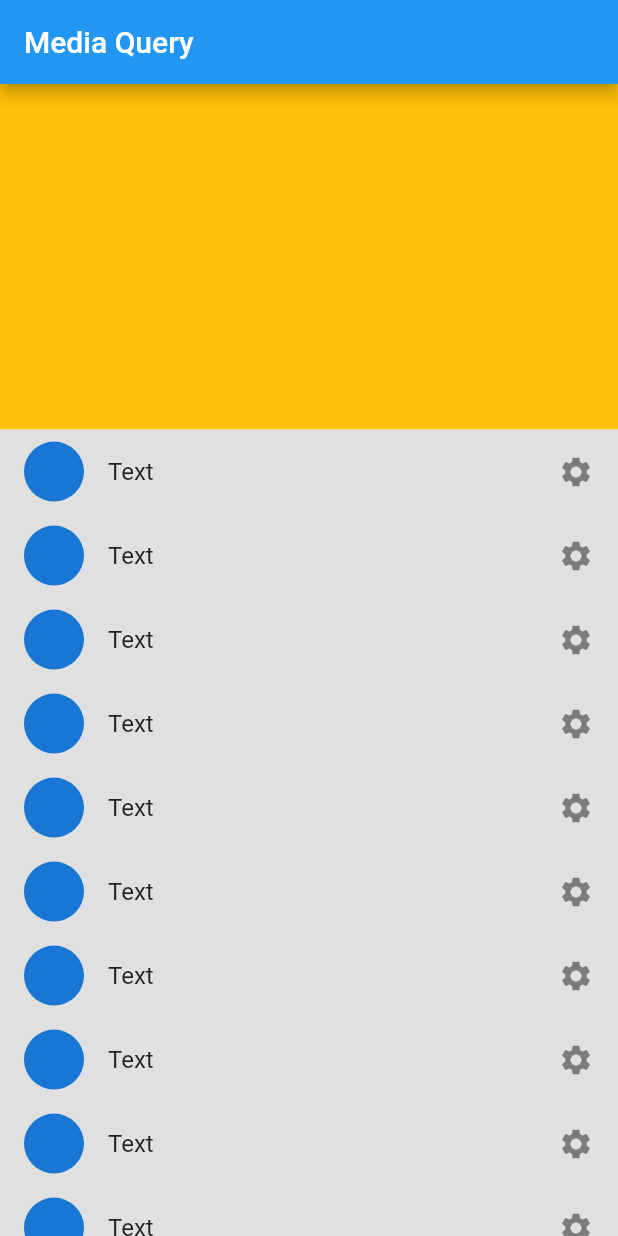
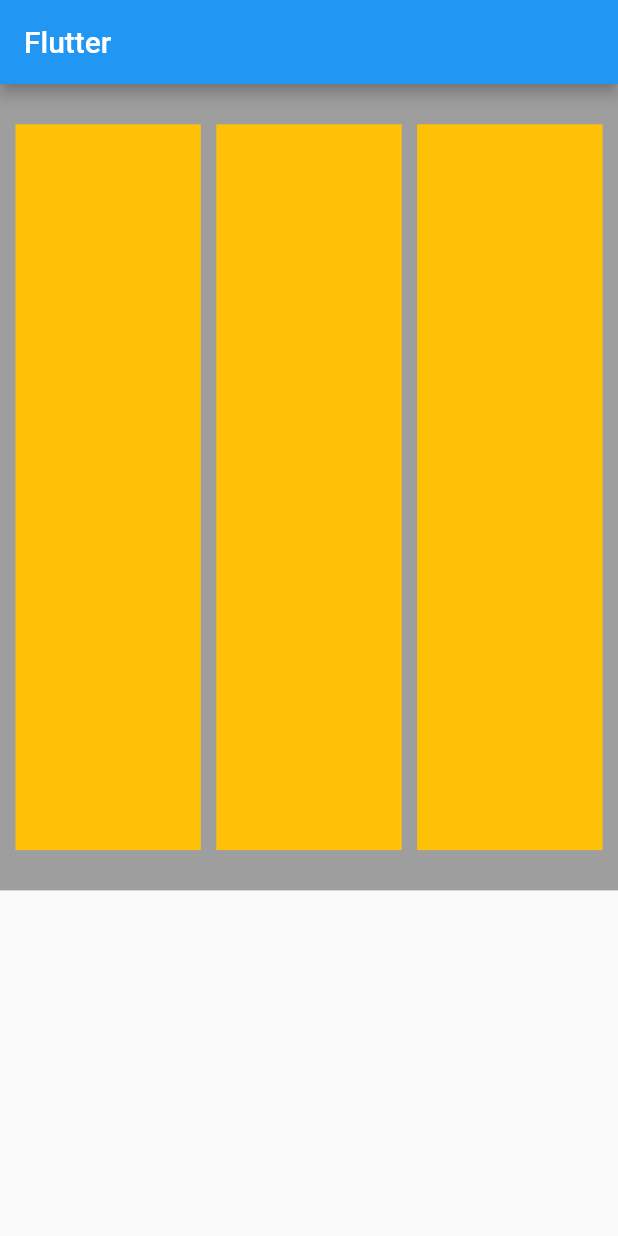
Before and after one commit to NichoAdhyatma/_fundamental_flutter_2_, a Flutter app: the HomePage screen opened directly, on a phone screen of 412 x 824 dp. Run offline on Flutter 3.47's test engine with Material 2 defaults, Android fonts, the phone set to English and light mode, and no system bars; our stand-ins replace faker.

Commit message:
cuppertino-layout-builder

```diff
--- /dev/null
+++ b/lib/layout_builder.dart
@@ -0,0 +1,67 @@
+import 'package:flutter/material.dart';
+
+void main() => runApp(const MyApp());
+
+class MyApp extends StatelessWidget {
+  const MyApp({super.key});
+
+  @override
+  Widget build(BuildContext context) {
+    return const MaterialApp(home: HomePage());
+  }
+}
+
+class HomePage extends StatelessWidget {
+  const HomePage({super.key});
+
+  @override
+  Widget build(BuildContext context) {
+    final widthApp = MediaQuery.of(context).size.width;
+    final heightApp = MediaQuery.of(context).size.height;
+    final paddingTop = MediaQuery.of(context).padding.top;
+    final myAppBar = AppBar(
+      title: const Text("Flutter"),
+    );
+
+    final bodyHeight = heightApp - paddingTop - myAppBar.preferredSize.height;
+
+    return Scaffold(
+      appBar: myAppBar,
+      body: Container(
+        width: widthApp,
+        height: bodyHeight * 0.7,
+        color: Colors.grey,
+        child: Row(
+          mainAxisAlignment: MainAxisAlignment.spaceEvenly,
+          children: [
+            MyContainer(widthApp: widthApp, bodyHeight: bodyHeight),
+            MyContainer(widthApp: widthApp, bodyHeight: bodyHeight),
+            MyContainer(widthApp: widthApp, bodyHeight: bodyHeight),
+          ],
+        ),
+      ),
+    );
+  }
+}
+
+class MyContainer extends StatelessWidget {
+  const MyContainer({
+    super.key,
+    required this.widthApp,
+    required this.bodyHeight,
+  });
+
+  final double widthApp;
+  final double bodyHeight;
+
+  @override
+  Widget build(BuildContext context) {
+    return LayoutBuilder(
+      builder: (p0, p1) => Container(
+        width: widthApp * 0.3,
+        height: p1.maxHeight * 0.9,
+        color: Colors.amber,
+      ),
+    );
+  }
+}
--- /dev/null
+++ b/lib/media_query.dart
@@ -0,0 +1,76 @@
+import 'package:flutter/material.dart';
+// import 'package:flutter/services.dart';
+
+void main() {
+  // WidgetsFlutterBinding.ensureInitialized();
+  // SystemChrome.setPreferredOrientations(
+  //   DeviceOrientation.portraitUp as List<DeviceOrientation>,
+  // );
+  runApp(const MyApp());
+}
+
+class MyApp extends StatelessWidget {
+  const MyApp({super.key});
+
+  @override
+  Widget build(BuildContext context) {
+    return const MaterialApp(
+      debugShowCheckedModeBanner: false,
+      home: HomePage(),
+    );
+  }
+}
+
+class HomePage extends StatelessWidget {
+  const HomePage({
+    super.key,
+  });
+
+  @override
+  Widget build(BuildContext context) {
+    final mediaQueryHeight = MediaQuery.of(context).size.height;
+    final mediaQueryWidth = MediaQuery.of(context).size.width;
+    final myAppBar = AppBar(
+      title: const Text("Media Query"),
+    );
+
+    final bodyHeight = mediaQueryHeight -
+        myAppBar.preferredSize.height -
+        MediaQuery.of(context).padding.top;
+
+    final isLanscape =
+        MediaQuery.of(context).orientation == Orientation.landscape;
+
+    final body1Height = isLanscape ? bodyHeight * 0.5 : bodyHeight * 0.3;
+    final body2Height = isLanscape ? bodyHeight * 0.5 : bodyHeight * 0.7;
+
+    return Scaffold(
+      appBar: myAppBar,
+      body: Center(
+        child: Column(
+          children: [
+            Container(
+              height: body1Height,
+              width: mediaQueryWidth,
+              color: Colors.amber,
+            ),
+            Container(
+              height: body2Height,
+              color: Colors.grey[300],
+              child: ListView.builder(
+                itemCount: 20,
+                itemBuilder: (context, index) {
+                  return const ListTile(
+                    leading: CircleAvatar(),
+                    trailing: Icon(Icons.settings),
+                    title: Text("Text"),
+                  );
+                },
+              ),
+            )
+          ],
+        ),
+      ),
+    );
+  }
+}
```
Also changed, not shown: lib/flexible_expanded.dart (added, +55 -0 lines), lib/main.dart (+56 -53 lines).
